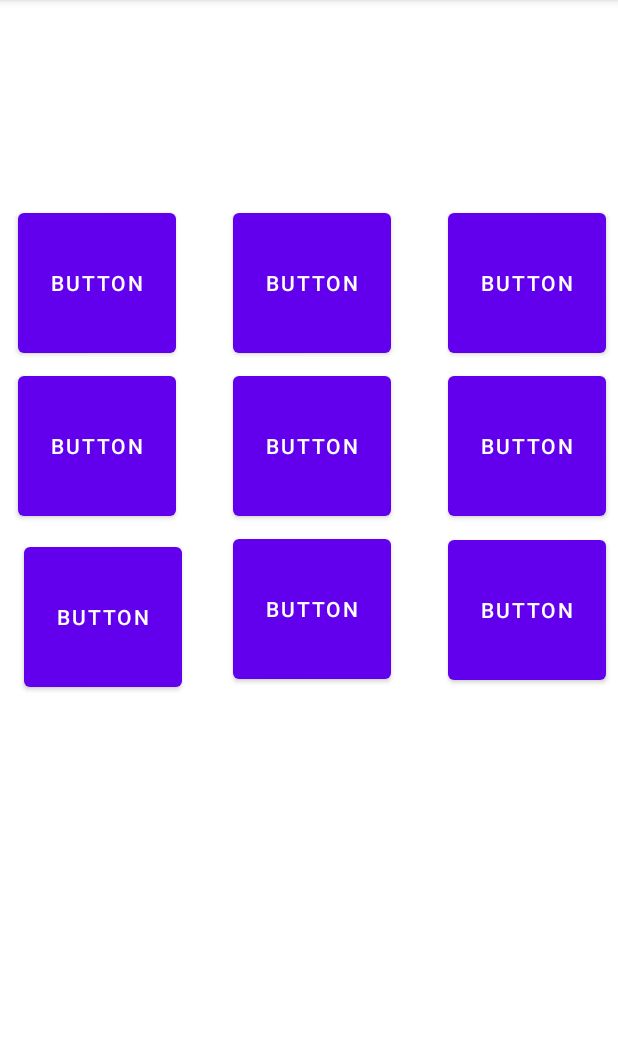
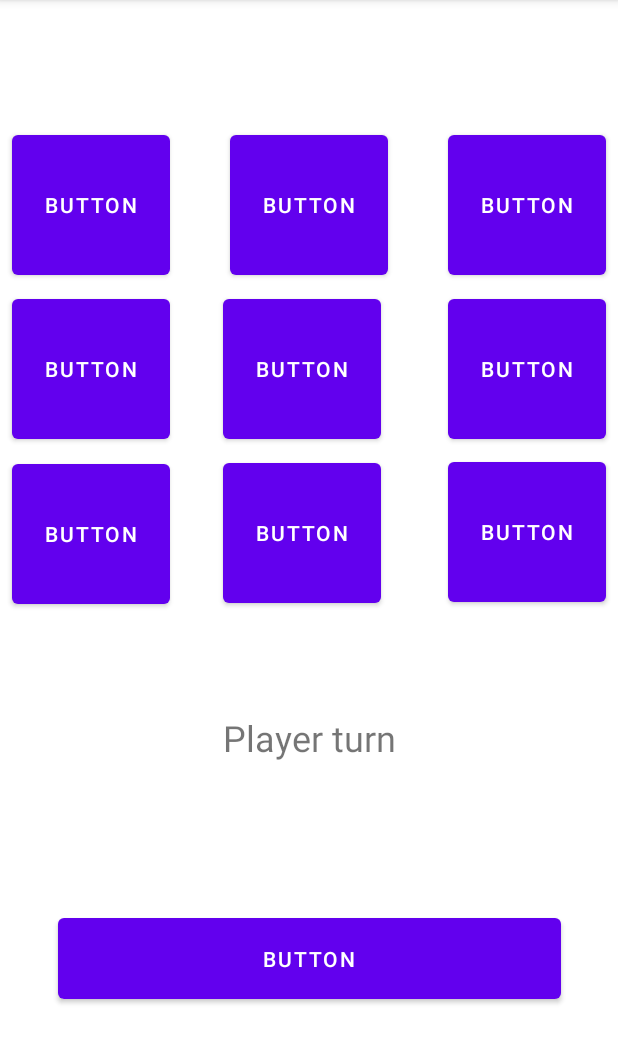
Before and after one commit to Ammon-J/TicTacToe, an Android app: the screen it shows after launch (MainActivity), on a phone screen of 412 x 824 dp, the part 84-1148 px from its top. Run offline under Robolectric (Android 15) with nearby library versions, the phone set to English and light mode, and no system bars.

Commit message:
Added new game button and turn indicator

```diff
--- a/app/src/main/res/layout/activity_main.xml
+++ b/app/src/main/res/layout/activity_main.xml
@@ -6,6 +6,47 @@
     android:layout_height="match_parent"
     tools:context=".MainActivity">
 
+
+    <Button
+        android:id="@+id/button2"
+        android:layout_width="105dp"
+        android:layout_height="105dp"
+        android:layout_marginTop="84dp"
+        android:text="@string/button2"
+        app:layout_constraintEnd_toStartOf="@+id/button3"
+        app:layout_constraintStart_toEndOf="@+id/button1"
+        app:layout_constraintTop_toTopOf="parent"
+        tools:ignore="DuplicateSpeakableTextCheck" />
+
+    <Button
+        android:id="@+id/button4"
+        android:layout_width="105dp"
+        android:layout_height="105dp"
+        android:layout_marginStart="8dp"
+        android:layout_marginTop="4dp"
+        android:text="@string/button"
+        app:layout_constraintStart_toStartOf="parent"
+        app:layout_constraintTop_toBottomOf="@+id/button1" />
+
+    <Button
+        android:id="@+id/newGame"
+        android:layout_width="335dp"
+        android:layout_height="66dp"
+        android:layout_marginBottom="96dp"
+        android:text="@string/newGame"
+        app:layout_constraintBottom_toBottomOf="parent"
+        app:layout_constraintEnd_toEndOf="parent"
+        app:layout_constraintStart_toStartOf="parent" />
+
+    <Button
+        android:id="@+id/button6"
+        android:layout_width="105dp"
+        android:layout_height="105dp"
+        android:layout_marginTop="4dp"
+        android:layout_marginEnd="8dp"
+        android:text="@string/button6"
+        app:layout_constraintEnd_toEndOf="parent"
+        app:layout_constraintTop_toBottomOf="@+id/button3" />
 
     <Button
         android:id="@+id/button9"
@@ -17,90 +58,74 @@
         app:layout_constraintBottom_toBottomOf="parent"
         app:layout_constraintEnd_toEndOf="parent"
         app:layout_constraintTop_toBottomOf="@+id/button6"
-        app:layout_constraintVertical_bias="0.003"
+        app:layout_constraintVertical_bias="0.0"
         tools:ignore="DuplicateSpeakableTextCheck" />
 
     <Button
-        android:id="@+id/button2"
+        android:id="@+id/button7"
         android:layout_width="105dp"
         android:layout_height="105dp"
-        android:layout_marginTop="136dp"
-        android:text="@string/button2"
-        app:layout_constraintEnd_toStartOf="@+id/button3"
-        app:layout_constraintStart_toEndOf="@+id/button1"
+        android:layout_marginStart="8dp"
+        android:layout_marginTop="3dp"
+        android:text="@string/button7"
+        app:layout_constraintBottom_toBottomOf="parent"
+        app:layout_constraintStart_toStartOf="parent"
+        app:layout_constraintTop_toBottomOf="@+id/button4"
+        app:layout_constraintVertical_bias="0.003" />
+
+    <Button
+        android:id="@+id/button8"
+        android:layout_width="105dp"
+        android:layout_height="105dp"
+        android:layout_marginTop="4dp"
+        android:text="@string/button8"
+        app:layout_constraintEnd_toStartOf="@+id/button9"
+        app:layout_constraintHorizontal_bias="0.444"
+        app:layout_constraintStart_toEndOf="@+id/button7"
+        app:layout_constraintTop_toBottomOf="@+id/button5" />
+
+    <Button
+        android:id="@+id/button1"
+        android:layout_width="105dp"
+        android:layout_height="105dp"
+        android:layout_marginStart="8dp"
+        android:layout_marginTop="84dp"
+        android:text="@string/button1"
+        app:layout_constraintStart_toStartOf="parent"
         app:layout_constraintTop_toTopOf="parent" />
+
+    <TextView
+        android:id="@+id/textView2"
+        android:layout_width="wrap_content"
+        android:layout_height="wrap_content"
+        android:text="@string/player_turn"
+        android:textSize="24sp"
+        app:layout_constraintBottom_toTopOf="@+id/newGame"
+        app:layout_constraintEnd_toEndOf="parent"
+        app:layout_constraintHorizontal_bias="0.501"
+        app:layout_constraintStart_toStartOf="parent"
+        app:layout_constraintTop_toBottomOf="@+id/button8"
+        app:layout_constraintVertical_bias="0.407" />
+
+    <Button
+        android:id="@+id/button5"
+        android:layout_width="105dp"
+        android:layout_height="105dp"
+        android:layout_marginTop="4dp"
+        android:text="@string/button5"
+        app:layout_constraintEnd_toStartOf="@+id/button6"
+        app:layout_constraintHorizontal_bias="0.444"
+        app:layout_constraintStart_toEndOf="@+id/button4"
+        app:layout_constraintTop_toBottomOf="@+id/button2" />
 
     <Button
         android:id="@+id/button3"
         android:layout_width="105dp"
         android:layout_height="105dp"
-        android:layout_marginTop="136dp"
+        android:layout_marginTop="84dp"
         android:layout_marginEnd="8dp"
         android:text="@string/button3"
         app:layout_constraintEnd_toEndOf="parent"
         app:layout_constraintTop_toTopOf="parent" />
 
-    <Button
-        android:id="@+id/button1"
-        android:layout_width="105dp"
-        android:layout_height="105dp"
-        android:layout_marginStart="12dp"
-        android:layout_marginTop="136dp"
-        android:text="@string/button1"
-        app:layout_constraintStart_toStartOf="parent"
-        app:layout_constraintTop_toTopOf="parent" />
-
-    <Button
-        android:id="@+id/button7"
-        android:layout_width="105dp"
-        android:layout_height="105dp"
-        android:layout_marginStart="16dp"
-        android:layout_marginTop="3dp"
-        android:text="@string/button7"
-        app:layout_constraintBottom_toBottomOf="parent"
-        app:layout_constraintStart_toStartOf="parent"
-        app:layout_constraintTop_toBottomOf="@+id/button4"
-        app:layout_constraintVertical_bias="0.018" />
-
-    <Button
-        android:id="@+id/button8"
-        android:layout_width="105dp"
-        android:layout_height="105dp"
-        android:layout_marginTop="3dp"
-        android:text="@string/button8"
-        app:layout_constraintEnd_toStartOf="@+id/button9"
-        app:layout_constraintHorizontal_bias="0.472"
-        app:layout_constraintStart_toEndOf="@+id/button7"
-        app:layout_constraintTop_toBottomOf="@+id/button5" />
-
-    <Button
-        android:id="@+id/button6"
-        android:layout_width="105dp"
-        android:layout_height="105dp"
-        android:layout_marginTop="3dp"
-        android:layout_marginEnd="8dp"
-        android:text="@string/button6"
-        app:layout_constraintEnd_toEndOf="parent"
-        app:layout_constraintTop_toBottomOf="@+id/button3" />
-
-    <Button
-        android:id="@+id/button4"
-        android:layout_width="105dp"
-        android:layout_height="105dp"
-        android:layout_marginStart="12dp"
-        android:layout_marginTop="3dp"
-        android:text="@string/button"
-        app:layout_constraintStart_toStartOf="parent"
-        app:layout_constraintTop_toBottomOf="@+id/button1" />
-
-    <Button
-        android:id="@+id/button5"
-        android:layout_width="105dp"
-        android:layout_height="105dp"
-        android:layout_marginTop="3dp"
-        android:text="@string/button5"
-        app:layout_constraintEnd_toStartOf="@+id/button6"
-        app:layout_constraintStart_toEndOf="@+id/button4"
-        app:layout_constraintTop_toBottomOf="@+id/button2" />
-
 </androidx.constraintlayout.widget.ConstraintLayout>
--- /dev/null
+++ b/app/src/main/res/values-night/themes.xml
@@ -0,0 +1,16 @@
+<resources xmlns:tools="http://schemas.android.com/tools">
+    <!-- Base application theme. -->
+    <style name="Theme.TicTacToe" parent="Theme.MaterialComponents.DayNight.DarkActionBar">
+        <!-- Primary brand color. -->
+        <item name="colorPrimary">@color/purple_200</item>
+        <item name="colorPrimaryVariant">@color/purple_700</item>
+        <item name="colorOnPrimary">@color/black</item>
+        <!-- Secondary brand color. -->
+        <item name="colorSecondary">@color/teal_200</item>
+        <item name="colorSecondaryVariant">@color/teal_200</item>
+        <item name="colorOnSecondary">@color/black</item>
+        <!-- Status bar color. -->
+        <item name="android:statusBarColor" tools:targetApi="l">?attr/colorPrimaryVariant</item>
+        <!-- Customize your theme here. -->
+    </style>
+</resources>
--- a/app/src/main/res/values/strings.xml
+++ b/app/src/main/res/values/strings.xml
@@ -9,4 +9,6 @@
     <string name="button5">Button</string>
     <string name="button9">Button</string>
     <string name="button8">Button</string>
+    <string name="player_turn">Player turn</string>
+    <string name="newGame">Button</string>
 </resources>
```
